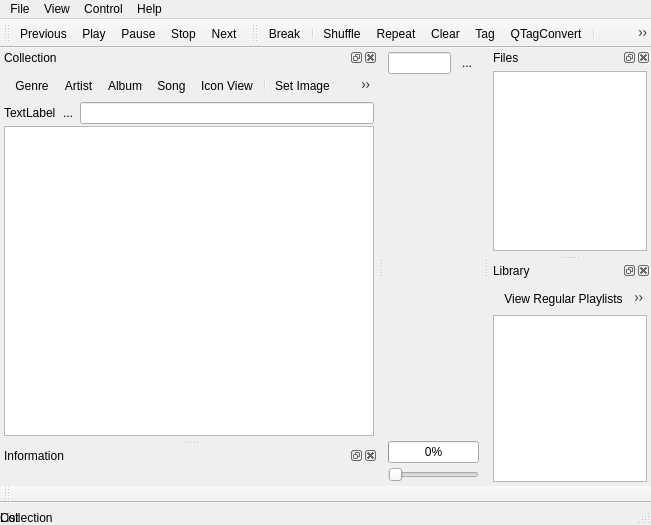
DrMoriarty/cuberok, file src/cuberok.ui: the form before one commit.
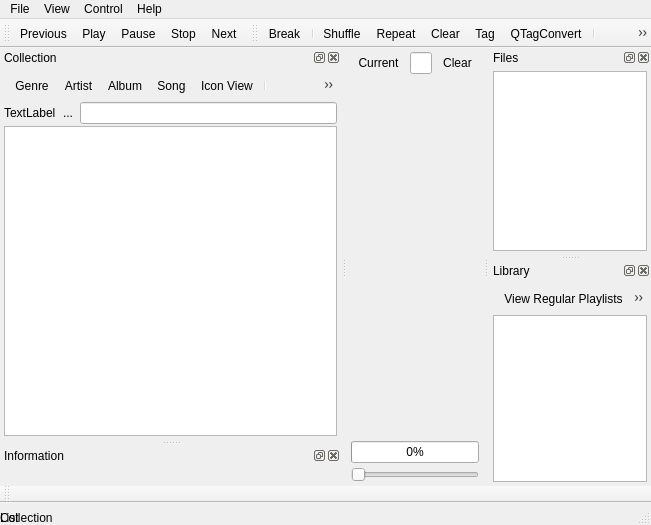
The form after the commit. Icons and pictures are not drawn. Custom widgets are drawn as their Qt base class.

Commit message: find playing song button update translation ready for 0.0.8

```diff
--- a/src/cuberok.ui
+++ b/src/cuberok.ui
@@ -46,6 +46,26 @@
        <property name="margin">
         <number>0</number>
        </property>
+       <item>
+        <widget class="QToolButton" name="toolButton_findCurrent">
+         <property name="toolTip">
+          <string>Find current song</string>
+         </property>
+         <property name="statusTip">
+          <string>Find now playing song</string>
+         </property>
+         <property name="text">
+          <string>Current</string>
+         </property>
+         <property name="icon">
+          <iconset resource="resource.qrc">
+           <normaloff>:/icons/next.png</normaloff>:/icons/next.png</iconset>
+         </property>
+         <property name="autoRaise">
+          <bool>true</bool>
+         </property>
+        </widget>
+       </item>
        <item>
         <widget class="QLineEdit" name="filterLineEdit2">
          <property name="toolTip">
@@ -59,7 +79,7 @@
           <string>Reset filter</string>
          </property>
          <property name="text">
-          <string>...</string>
+          <string>Clear</string>
          </property>
          <property name="icon">
           <iconset resource="resource.qrc">
```
Left out of the diff: 119 changed lines with no effect on the pictures. The commit also changes 8 other files.
